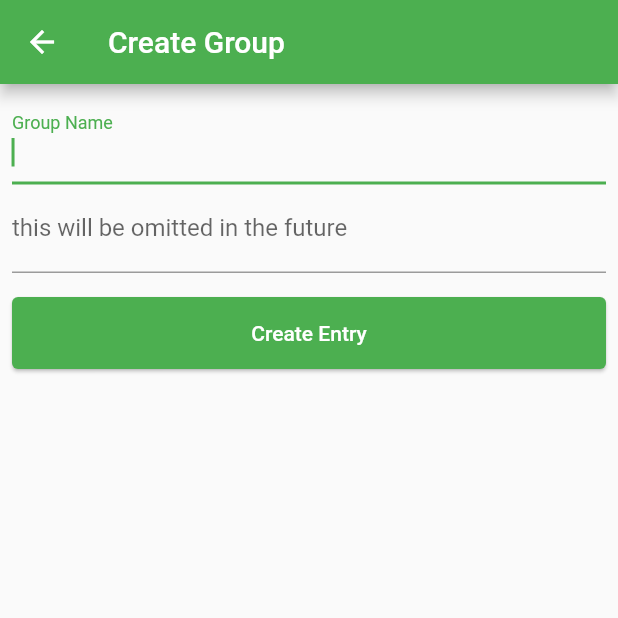
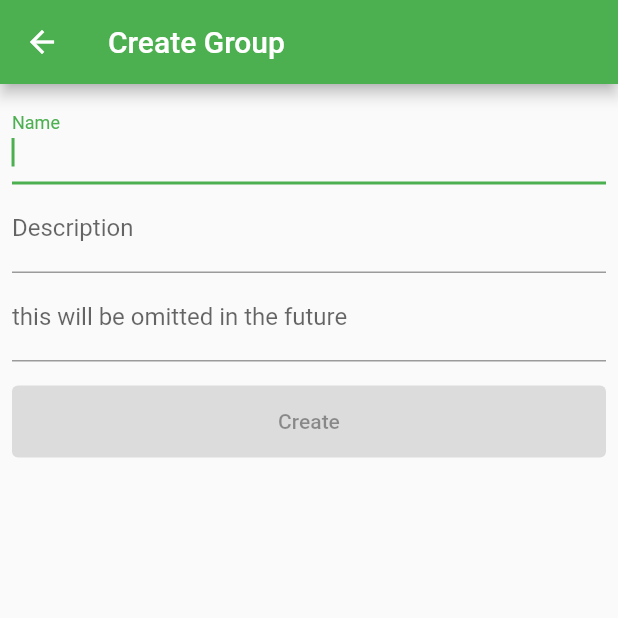
Before and after one commit to ST-G7/splitcount, a Flutter app: the CreateGroupPage screen opened directly, on a phone screen of 412 x 824 dp, the top half of it. Run offline on Flutter 3.47's test engine with Material 2 defaults, Android fonts, the phone set to English and light mode, and no system bars; our stand-ins replace appwrite, rxdart, settings_ui, shared_preferences; accounts and stored records are empty; generated files the repository leaves out were written again; network calls fail.

Commit message:
Add group updates

```diff
--- a/lib/core/models/group.dart
+++ b/lib/core/models/group.dart
@@ -2,11 +2,12 @@ class Group {
   // This id will probably be generated by a backend in future
   late final String id;
 
-  final String name;
-  final String owner;
-  final List<String> members;
+  String name;
+  String? description;
+  String owner;
+  List<String> members;
 
-  Group(this.id, this.name, this.owner, this.members);
+  Group(this.id, this.name, this.description, this.owner, this.members);
 
   factory Group.fromAppwriteDocument(Map<String, dynamic> data) {
     var dynamicList = data["members"];
@@ -17,6 +18,16 @@ class Group {
       members.add(strEl.toString());
     }
 
-    return Group(data["\$id"], data["groupName"], data["owner"], members);
+    return Group(data["\$id"], data["groupName"], data["description"],
+        data["owner"], members);
+  }
+
+  Map<String, dynamic> toDataMap() {
+    return {
+      "groupName": name,
+      "owner": owner,
+      "description": description,
+      "members": members,
+    };
   }
 }
--- /dev/null
+++ b/lib/core/pages/create_group_page.dart
@@ -0,0 +1,123 @@
+import 'package:flutter/material.dart';
+import 'package:provider/provider.dart';
+import 'package:splitcount/core/models/group.dart';
+import 'package:splitcount/core/services/group_service.dart';
+import 'package:flutter_gen/gen_l10n/app_localizations.dart';
+
+class CreateGroupPage extends StatefulWidget {
+  const CreateGroupPage({super.key});
+
+  @override
+  State<CreateGroupPage> createState() => _CreateGroupPageState();
+}
+
+class _CreateGroupPageState extends State<CreateGroupPage> {
+  final _formKey = GlobalKey<FormState>();
+
+  final TextEditingController _nameController = TextEditingController();
+  final TextEditingController _ownerController = TextEditingController();
+  final TextEditingController _descriptionController = TextEditingController();
+
+  bool canSubmit = false;
+
+  @override
+  void initState() {
+    super.initState();
+
+    controllerListener() {
+      setState(() {
+        canSubmit =
+            _nameController.text.isNotEmpty && _ownerController.text.isNotEmpty;
+      });
+    }
+
+    _nameController.addListener(controllerListener);
+    _ownerController.addListener(controllerListener);
+  }
+
+  @override
+  Widget build(BuildContext context) {
+    var groupService = context.read<IGroupService>();
+
+    return Material(
+      child: Scaffold(
+          appBar: AppBar(
+            title: Text(AppLocalizations.of(context)!.createGroup),
+          ),
+          body: Form(
+            key: _formKey,
+            child: Padding(
+              padding: const EdgeInsets.all(8),
+              child: Column(
+                crossAxisAlignment: CrossAxisAlignment.start,
+                children: [
+                  TextFormField(
+                    autofocus: true,
+                    controller: _nameController,
+                    validator: (value) {
+                      if (value == null || value.isEmpty) {
+                        return 'Please provide a valid group name';
+                      }
+                      return null;
+                    },
+                    decoration: InputDecoration(
+                        labelText: AppLocalizations.of(context)!.groupName),
+                  ),
+                  TextFormField(
+                    controller: _descriptionController,
+                    keyboardType: TextInputType.multiline,
+                    maxLines: null,
+                    decoration: InputDecoration(
+                        labelText:
+                            AppLocalizations.of(context)!.groupDescription),
+                  ),
+                  TextFormField(
+                    controller: _ownerController,
+                    validator: (value) {
+                      if (value == null || value.isEmpty) {
+                        return 'Enter your name';
+                      }
+                      return null;
+                    },
+                    decoration: const InputDecoration(
+                        labelText: 'this will be omitted in the future'),
+                  ),
+                  Padding(
+                    padding: const EdgeInsets.symmetric(vertical: 16.0),
+                    child: SizedBox(
+                      width: double.infinity,
+                      height: 48,
+                      child: ElevatedButton(
+                        onPressed: canSubmit
+                            ? () async {
+                                if (!_formKey.currentState!.validate()) {
+                                  return;
+                                }
+
+                                final navigator = Navigator.of(context);
+                                await groupService.createGroup(Group(
+                                    "",
+                                    _nameController.text,
+                                    _descriptionController.text,
+                                    _ownerController.text, <String>[]));
+
+                                navigator.pop();
+                              }
+                            : null,
+                        style: ElevatedButton.styleFrom(
+                          foregroundColor:
+                              Theme.of(context).primaryIconTheme.color,
+                          backgroundColor: Theme.of(context).primaryColor,
+                          elevation: 1.0,
+                        ),
+                        child: Text(AppLocalizations.of(context)!.create),
+                      ),
+                    ),
+                  ),
+                ],
+              ),
+            ),
+          )),
+    );
+  }
+}
--- a/lib/core/pages/group_page.dart
+++ b/lib/core/pages/group_page.dart
@@ -1,6 +1,7 @@
 import 'package:flutter/material.dart';
 import 'package:provider/provider.dart';
 import 'package:splitcount/core/models/group.dart';
+import 'package:splitcount/core/pages/create_group_page.dart';
 import 'package:splitcount/core/pages/settings_page.dart';
 import 'package:splitcount/core/pages/transaction_page.dart';
 import 'package:splitcount/core/services/group_service.dart';
@@ -94,6 +95,7 @@ class _GroupListState extends State<GroupList> {
                           child: const Align(alignment: Alignment.center)),
                       title: Text(group.name),
 
+                      trailing: const Icon(Icons.chevron_right),
                       subtitle: Text(group.members.join(", "),
                           overflow: TextOverflow.ellipsis),
 
@@ -118,87 +120,3 @@ class _GroupListState extends State<GroupList> {
         });
   }
 }
-
-class CreateGroupPage extends StatefulWidget {
-  const CreateGroupPage({super.key});
-
-  @override
-  State<CreateGroupPage> createState() => _CreateGroupPageState();
-}
-
-class _CreateGroupPageState extends State<CreateGroupPage> {
-  final _formKey = GlobalKey<FormState>();
-
-  final TextEditingController _groupName = TextEditingController();
-  final TextEditingController _groupOwner = TextEditingController();
-
-  @override
-  Widget build(BuildContext context) {
-    var groupService = context.read<IGroupService>();
-
-    return Material(
-      child: Scaffold(
-          appBar: AppBar(
-            title: const Text('Create Group'),
-          ),
-          body: Form(
-            key: _formKey,
-            child: Padding(
-              padding: const EdgeInsets.all(8),
-              child: Column(
-                crossAxisAlignment: CrossAxisAlignment.start,
-                children: [
-                  TextFormField(
-                    autofocus: true,
-                    controller: _groupName,
-                    validator: (value) {
-                      if (value == null || value.isEmpty) {
-                        return 'Please provide a valid group name';
-                      }
-                      return null;
-                    },
-                    decoration: const InputDecoration(labelText: 'Group Name'),
-                  ),
-                  TextFormField(
-                    controller: _groupOwner,
-                    validator: (value) {
-                      if (value == null || value.isEmpty) {
-                        return 'Enter your name';
-                      }
-                      return null;
-                    },
-                    decoration: const InputDecoration(
-                        labelText: 'this will be omitted in the future'),
-                  ),
-                  Padding(
-                    padding: const EdgeInsets.symmetric(vertical: 16.0),
-                    child: SizedBox(
-                      width: double.infinity,
-                      height: 48,
-                      child: ElevatedButton(
-                        onPressed: () async {
-                          if (_formKey.currentState!.validate()) {
-                            final navigator = Navigator.of(context);
-                            await groupService.createGroup(Group("",
-                                _groupName.text, _groupOwner.text, <String>[]));
-
-                            navigator.pop();
-                          }
-                        },
-                        style: ElevatedButton.styleFrom(
-                          foregroundColor:
-                              Theme.of(context).primaryIconTheme.color,
-                          backgroundColor: Theme.of(context).primaryColor,
-                          elevation: 1.0,
-                        ),
-                        child: const Text('Create Entry'),
-                      ),
-                    ),
-                  ),
-                ],
-              ),
-            ),
-          )),
-    );
-  }
-}
--- a/lib/core/services/group_service.dart
+++ b/lib/core/services/group_service.dart
@@ -1,7 +1,9 @@
 import 'package:splitcount/core/models/group.dart';
 
 abstract class IGroupService {
-  Future<Group> createGroup(Group group, {int? index});
+  Future<Group> createGroup(Group group);
+
+  Future<Group> updateGroup(Group group);
 
   Future<void> deleteGroup(Group group);
 
--- a/lib/core/services/remote_group_service.dart
+++ b/lib/core/services/remote_group_service.dart
@@ -20,17 +20,23 @@ class RemoteGroupService implements IGroupService {
   }
 
   @override
-  Future<Group> createGroup(Group group, {int? index}) async {
+  Future<Group> createGroup(Group group) async {
     var document = await databases.createDocument(
         databaseId: appwriteDatabaseId,
         collectionId: groupCollectionId,
         documentId: ID.unique(),
-        data: {
-          "groupName": group.name,
-          "owner": group.owner,
-          "members": group.members,
-        });
+        data: group.toDataMap());
 
+    return Group.fromAppwriteDocument(document.data);
+  }
+
+  @override
+  Future<Group> updateGroup(Group group) async {
+    var document = await databases.updateDocument(
+        databaseId: appwriteDatabaseId,
+        collectionId: groupCollectionId,
+        documentId: group.id,
+        data: group.toDataMap());
     return Group.fromAppwriteDocument(document.data);
   }
 
@@ -59,7 +65,7 @@ class RemoteGroupService implements IGroupService {
         collectionId: groupCollectionId,
         queries: [
           Query.orderDesc("\$createdAt"),
-          Query.select(["groupName", "owner", "members"])
+          Query.select(["groupName", "owner", "members", "description"])
         ]);
     // queries: [Query.equal("owner", [currentUser])]);
 
```
Also changed, not shown: lib/core/pages/edit_group_page.dart (added, +115 -0 lines), lib/core/pages/transaction_page.dart (+21 -2 lines), lib/l10n/app_de.arb (+7 -1 lines), lib/l10n/app_en.arb (+7 -1 lines), 3 other files.
